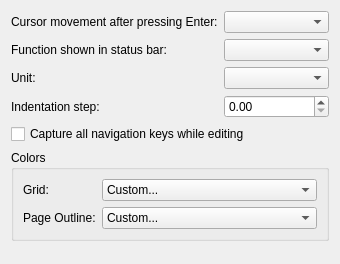
The window that sheets/part/dialogs/InterfaceOptionsWidget.ui (KDE/calligra) describes before a commit, drawn with Qt 5.
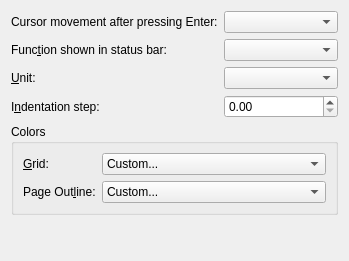
The same window after the commit. Custom widgets are drawn as their Qt base class.

Commit message:
Improve the behaviour of cursor keys when inserting/editing data to match other spreadsheet apps.
When entering data, arrow keys move the cell selector. When editing data, they move the cursor.

```diff
--- a/sheets/part/dialogs/InterfaceOptionsWidget.ui
+++ b/sheets/part/dialogs/InterfaceOptionsWidget.ui
@@ -6,8 +6,8 @@
    <rect>
     <x>0</x>
     <y>0</y>
-    <width>326</width>
-    <height>264</height>
+    <width>349</width>
+    <height>261</height>
    </rect>
   </property>
   <layout class="QFormLayout" name="formLayout">
@@ -31,7 +31,7 @@
    <item row="1" column="0">
     <widget class="QLabel" name="label_2">
      <property name="text">
-      <string>Function shown in status bar:</string>
+      <string>Func&amp;tion shown in status bar:</string>
      </property>
      <property name="buddy">
       <cstring>m_statusBarFunction</cstring>
@@ -48,7 +48,7 @@
    <item row="2" column="0">
     <widget class="QLabel" name="label_6">
      <property name="text">
-      <string>Unit:</string>
+      <string>&amp;Unit:</string>
      </property>
      <property name="buddy">
       <cstring>m_unit</cstring>
@@ -65,7 +65,7 @@
    <item row="3" column="0">
     <widget class="QLabel" name="m_indentationLabel">
      <property name="text">
-      <string>Indentation step:</string>
+      <string>I&amp;ndentation step:</string>
      </property>
      <property name="buddy">
       <cstring>m_indentationStep</cstring>
@@ -79,20 +79,7 @@
      </property>
     </widget>
    </item>
-   <item row="6" column="0" colspan="2">
-    <spacer name="verticalSpacer">
-     <property name="orientation">
-      <enum>Qt::Vertical</enum>
-     </property>
-     <property name="sizeHint" stdset="0">
-      <size>
-       <width>318</width>
-       <height>16</height>
-      </size>
-     </property>
-    </spacer>
-   </item>
-   <item row="5" column="0" colspan="2">
+   <item row="4" column="0" colspan="2">
     <widget class="QGroupBox" name="groupBox">
      <property name="title">
       <string>Colors</string>
@@ -101,7 +88,7 @@
       <item row="0" column="0">
        <widget class="QLabel" name="label_4">
         <property name="text">
-         <string>Grid:</string>
+         <string>&amp;Grid:</string>
         </property>
         <property name="buddy">
          <cstring>m_gridColor</cstring>
@@ -208,7 +195,7 @@
       <item row="1" column="0">
        <widget class="QLabel" name="label_5">
         <property name="text">
-         <string>Page Outline:</string>
+         <string>Page Out&amp;line:</string>
         </property>
         <property name="buddy">
          <cstring>m_pageOutlineColor</cstring>
@@ -315,29 +302,32 @@
      </layout>
     </widget>
    </item>
-   <item row="4" column="0" colspan="2">
-    <widget class="QCheckBox" name="m_captureAllArrowKeys">
-     <property name="whatsThis">
-      <string>Captures all navigation keys, i.e. the arrow keys, page up/down, tabulator and backward tabulator key, while editing a cell with the embedded editor. The embedded editor is the one appearing directly in the cell. If captured, these keys are used for navigating in the editor. Otherwise, they are used for cell navigation.</string>
+   <item row="5" column="0" colspan="2">
+    <spacer name="verticalSpacer">
+     <property name="orientation">
+      <enum>Qt::Vertical</enum>
      </property>
-     <property name="text">
-      <string>Capture all navigation keys while editing</string>
+     <property name="sizeHint" stdset="0">
+      <size>
+       <width>318</width>
+       <height>16</height>
+      </size>
      </property>
-    </widget>
+    </spacer>
    </item>
   </layout>
  </widget>
  <customwidgets>
-  <customwidget>
-   <class>KColorCombo</class>
-   <extends>QComboBox</extends>
-   <header>kcolorcombo.h</header>
-  </customwidget>
   <customwidget>
    <class>KComboBox</class>
    <extends>QComboBox</extends>
    <header>kcombobox.h</header>
   </customwidget>
+  <customwidget>
+   <class>KColorCombo</class>
+   <extends>QComboBox</extends>
+   <header>kcolorcombo.h</header>
+  </customwidget>
   <customwidget>
    <class>KoUnitDoubleSpinBox</class>
    <extends>QDoubleSpinBox</extends>
```
The commit also changes 12 other files.
